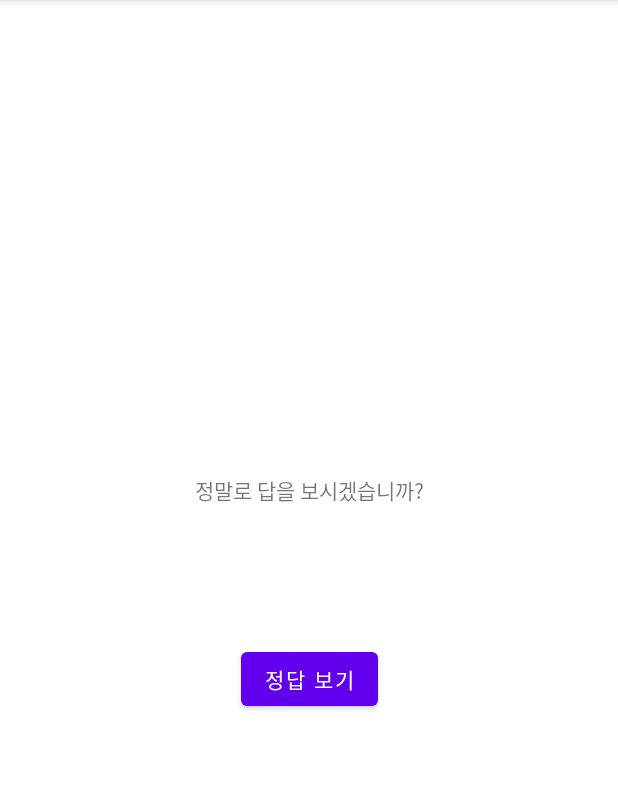
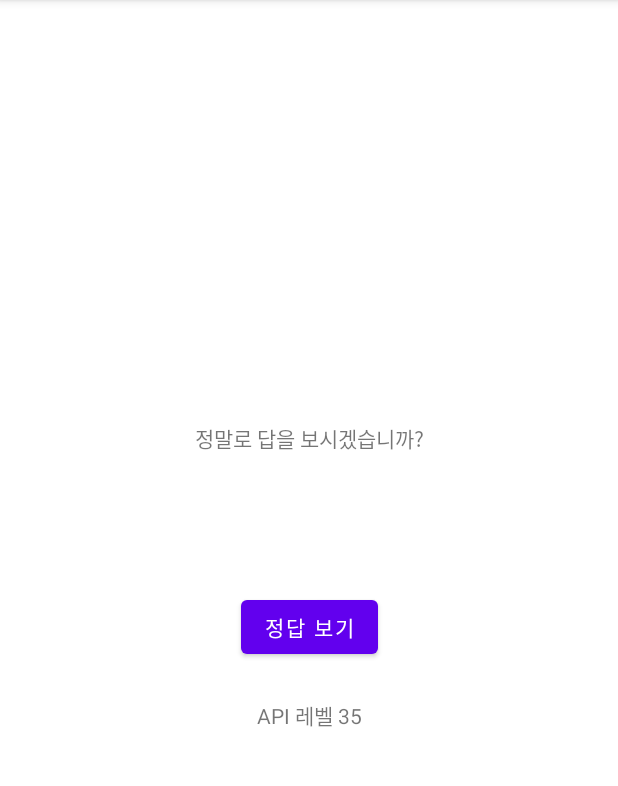
Before and after one commit to Quantata/JPubExample, an Android app: the screen it shows after launch (CheatActivity), after a tap on "커닝하기!", on a phone screen of 412 x 824 dp, the part 84-870 px from its top. Run offline under Robolectric (Android 15) with nearby library versions, the phone set to English and light mode, and no system bars.

Commit message:
2022 10 04 by nyahn - Ch7: First Challenge: Show API Level

```diff
--- a/geoquiz/src/main/java/com/quantata/geoquiz/CheatActivity.kt
+++ b/geoquiz/src/main/java/com/quantata/geoquiz/CheatActivity.kt
@@ -3,6 +3,7 @@ package com.quantata.geoquiz
 import android.app.Activity
 import android.content.Context
 import android.content.Intent
+import android.os.Build
 import androidx.appcompat.app.AppCompatActivity
 import android.os.Bundle
 import android.util.Log
@@ -41,6 +42,8 @@ class CheatActivity : AppCompatActivity() {
             isCheat = true
             setAnswerShownResult(true) // 정답을 봤다는 흔적을 MainActivity 에 알려줌.
         }
+
+        binding.apiLevelTextView.setText("API 레벨 ${(Build.VERSION.SDK_INT).toString()}")
     }
 
     private fun setAnswerShownResult(isAnswerShown: Boolean) {
--- a/geoquiz/src/main/java/com/quantata/geoquiz/MainActivity.kt
+++ b/geoquiz/src/main/java/com/quantata/geoquiz/MainActivity.kt
@@ -1,6 +1,7 @@
 package com.quantata.geoquiz
 
 import android.app.Activity
+import android.app.ActivityOptions
 import android.content.Intent
 import android.os.Build
 import androidx.appcompat.app.AppCompatActivity
@@ -68,7 +69,12 @@ class MainActivity : AppCompatActivity() {
             val answerIsTrue = quizViewModel.currentQuestionAnswer
             val intent = CheatActivity.newIntent(this@MainActivity, answerIsTrue)
 //            startActivity(intent)
-            startActivityForResult(intent, REQUEST_CODE_CHEAT)
+            if(Build.VERSION.SDK_INT >= Build.VERSION_CODES.M) {
+                val options = ActivityOptions
+                    .makeClipRevealAnimation(it, 0, 0, it.width, it.height)
+                startActivityForResult(intent, REQUEST_CODE_CHEAT, options.toBundle())
+            } else
+                startActivityForResult(intent, REQUEST_CODE_CHEAT)
         }
     }
 
--- a/geoquiz/src/main/res/layout/activity_cheat.xml
+++ b/geoquiz/src/main/res/layout/activity_cheat.xml
@@ -35,6 +35,13 @@
             android:id="@+id/show_answer_button"
             android:text="@string/show_answer_button"/>
 
+        <TextView
+            android:id="@+id/api_level_text_view"
+            android:layout_width="wrap_content"
+            android:layout_height="wrap_content"
+            tools:text="API 레벨은 무엇일까요"
+            android:padding="24dp"/>
+
     </androidx.appcompat.widget.LinearLayoutCompat>
 
 
```
